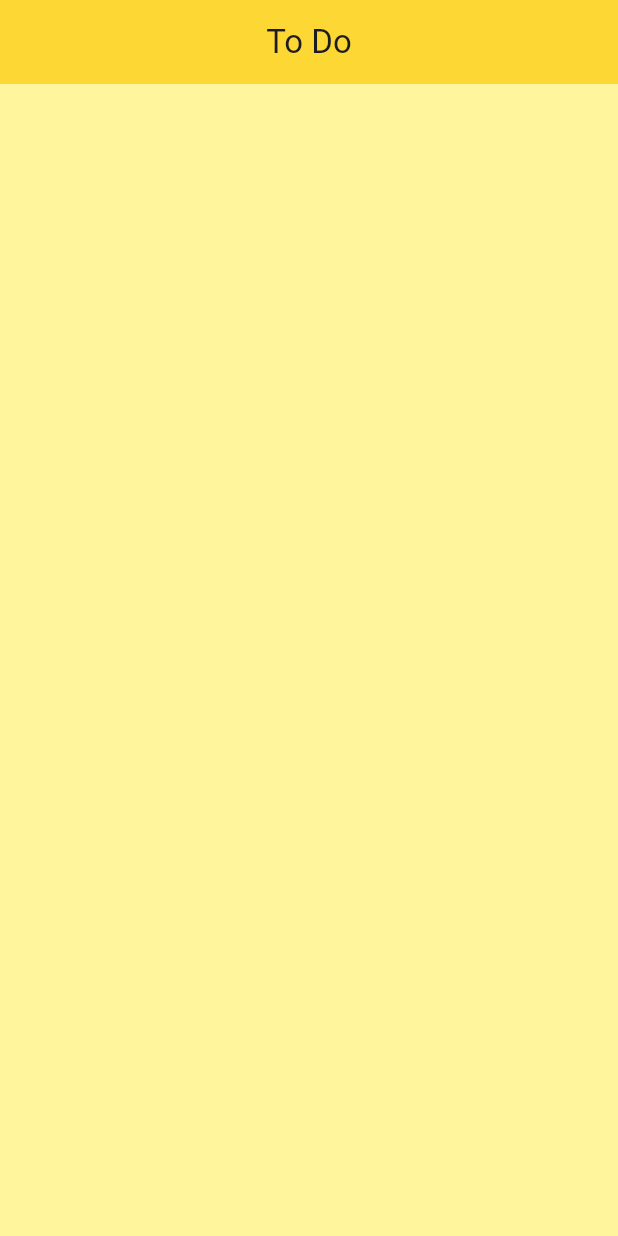
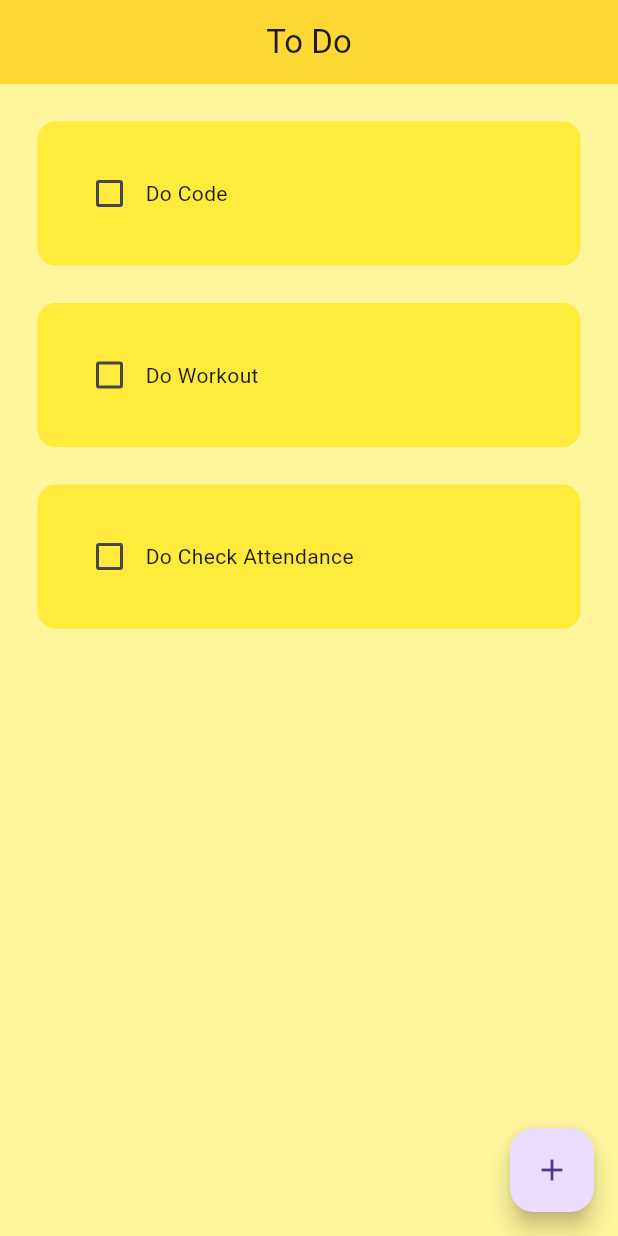
Before and after one commit to SatyamIT86/ToDo-App, a Flutter app: the screen it shows after launch, on a phone screen of 412 x 824 dp. Run offline on Flutter 3.47's test engine with Material 3 defaults, Android fonts, the phone set to English and light mode, and no system bars.

```diff
--- a/lib/Pages/home_page.dart
+++ b/lib/Pages/home_page.dart
@@ -1,4 +1,5 @@
 import 'package:flutter/material.dart';
+import 'package:normaltodo/Utils/todo_tile.dart';
 
 class HomePage extends StatefulWidget {
   const HomePage({super.key});
@@ -8,6 +9,26 @@ class HomePage extends StatefulWidget {
 }
 
 class _HomePageState extends State<HomePage> {
+  List toDoList = [
+    ["Do Code", false],
+    ["Do Workout", false],
+    ["Do Check Attendance", false],
+  ];
+  void checkboxChanged(bool? value, int index) {
+    setState(() {
+      toDoList[index][1] = !toDoList[index][1];
+    });
+  }
+
+  void createNewTask() {
+    showDialog(
+      context: context,
+      builder: (context) {
+        return AlertDialog();
+      },
+    );
+  }
+
   @override
   Widget build(BuildContext context) {
     return Scaffold(
@@ -17,6 +38,20 @@ class _HomePageState extends State<HomePage> {
         title: Center(child: Text("To Do")),
         elevation: 0,
       ),
+      floatingActionButton: FloatingActionButton(
+        onPressed: createNewTask,
+        child: Icon(Icons.add),
+      ),
+      body: ListView.builder(
+        itemCount: toDoList.length,
+        itemBuilder: (context, index) {
+          return TodoTile(
+            taskName: toDoList[index][0],
+            taskCompleted: toDoList[index][1],
+            onChanged: (value) => checkboxChanged(value, index),
+          );
+        },
+      ),
     );
   }
 }
--- /dev/null
+++ b/lib/Utils/todo_tile.dart
@@ -0,0 +1,46 @@
+// ignore_for_file: public_member_api_docs, sort_constructors_first
+import 'package:flutter/material.dart';
+
+class TodoTile extends StatelessWidget {
+  final String taskName;
+  final bool taskCompleted;
+  Function(bool?)? onChanged;
+
+  TodoTile({
+    Key? key,
+    required this.taskName,
+    required this.taskCompleted,
+    required this.onChanged,
+  }) : super(key: key);
+
+  @override
+  Widget build(BuildContext context) {
+    return Padding(
+      padding: const EdgeInsets.only(left: 25.0, right: 25, top: 25),
+      child: Container(
+        padding: EdgeInsets.all(24),
+        decoration: BoxDecoration(
+          color: Colors.yellow,
+          borderRadius: BorderRadius.circular(12),
+        ),
+        child: Row(
+          children: [
+            Checkbox(
+              value: taskCompleted,
+              onChanged: onChanged,
+              activeColor: Colors.black,
+            ),
+            Text(
+              taskName,
+              style: TextStyle(
+                decoration: taskCompleted
+                    ? TextDecoration.lineThrough
+                    : TextDecoration.none,
+              ),
+            ),
+          ],
+        ),
+      ),
+    );
+  }
+}
```
